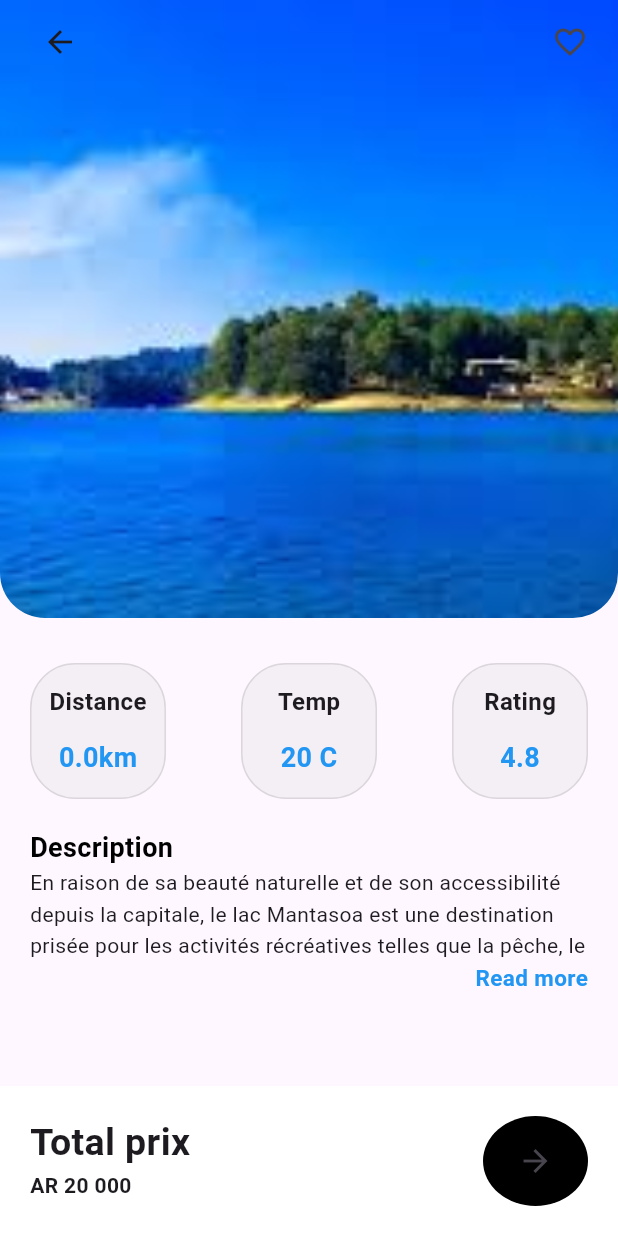
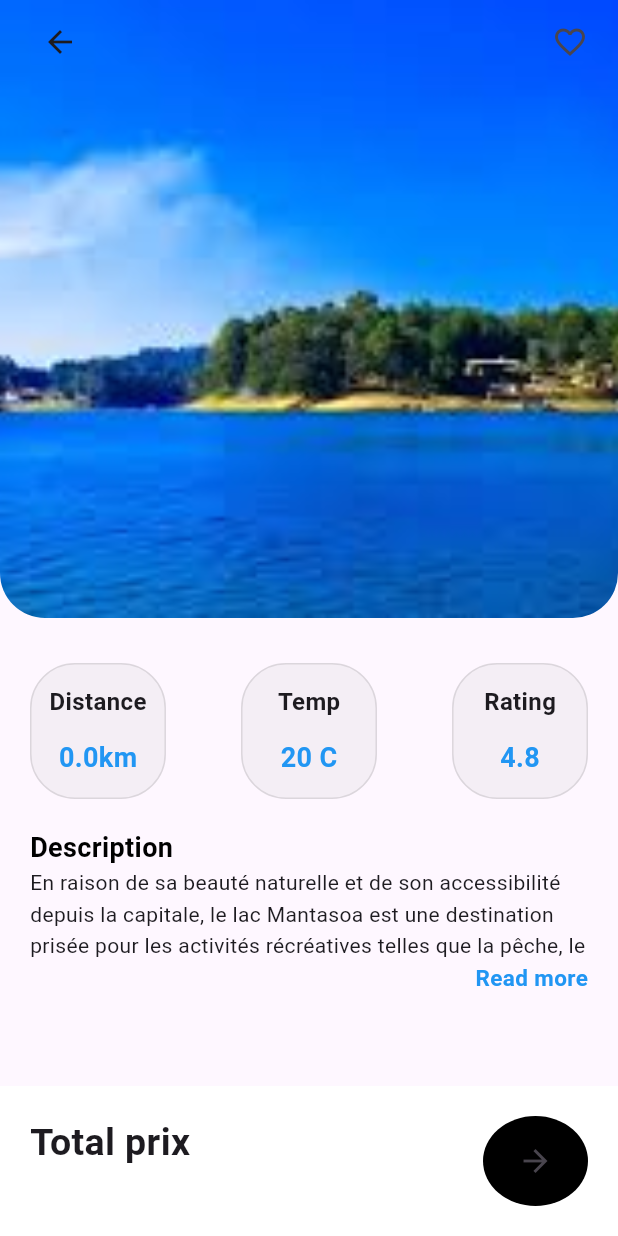
Before and after one commit to HIK-856/voyage_mada_app, a Flutter app: the DetailDestination screen opened directly, on a phone screen of 412 x 824 dp. Run offline on Flutter 3.47's test engine with Material 3 defaults, Android fonts, the light colour scheme and no system bars; our stand-ins replace geolocator, get; missing offline and left inert: flutter_animated_icons, flutter_mvc, flutter_point_tab_bar.

Commit message:
prix 2000

```diff
--- a/lib/View/ScreenDetail/detailDestination.dart
+++ b/lib/View/ScreenDetail/detailDestination.dart
@@ -63,7 +63,7 @@ Future<void> _fetchTemperature() async {
               titre: 'Total prix',
               size: 25,
             ),
-            TitreH3(titre: 'AR 20 000')
+            //TitreH3(titre: 'AR 20 000')
           ],
         ),
         //reservation boutton
```
